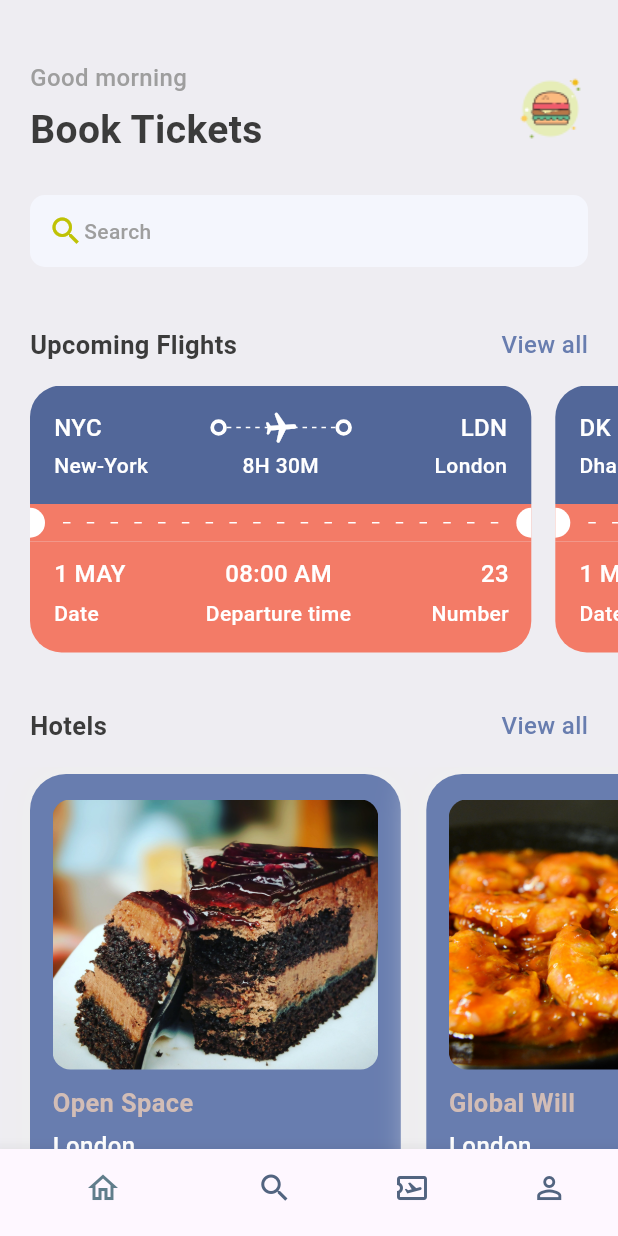
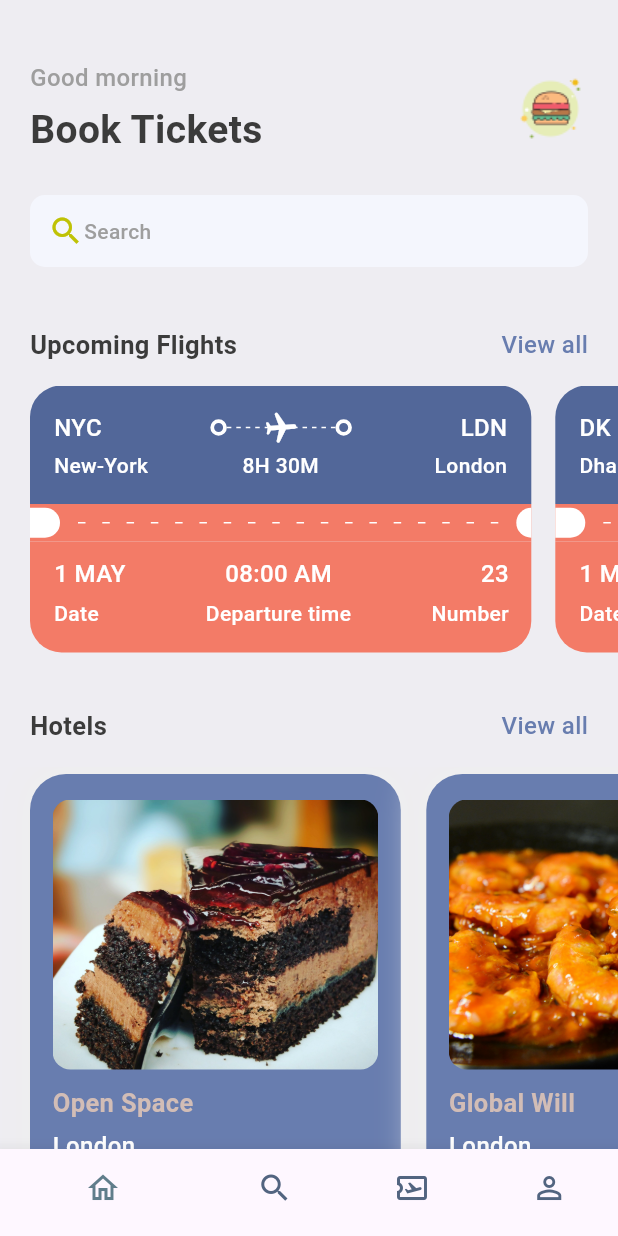
Before and after one commit to njiti/bookticket, a Flutter app: the screen it shows after launch, on a phone screen of 412 x 824 dp. Run offline on Flutter 3.47's test engine with Material 3 defaults, Android fonts, the phone set to English and light mode, and no system bars; our stand-ins replace gap, get.

Commit message:
error with dynamic dimensions for android and ios

```diff
--- a/lib/utils/app_layout.dart
+++ b/lib/utils/app_layout.dart
@@ -11,12 +11,12 @@ class AppLayout {
   static getScreenWidth() {
     return Get.width;
   }
-  static getHeight(double pixels){
-    double x = getScreenHeight()/pixels;
-    return  getScreenHeight()/x;
-  }
-  static getWidth(double pixels){
-    double x = getScreenWidth()/pixels;
-    return  getScreenWidth()/x;
-  }
+  // static getHeight(double pixels){
+  //   double x = getScreenHeight()/pixels; //844/200=>4.22
+  //   return  getScreenHeight()/x;
+  // }
+  // static getWidth(double pixels){
+  //   double x = getScreenWidth()/pixels;
+  //   return  getScreenWidth()/x;
+  // }
 }
--- a/lib/widgets/ticket_view.dart
+++ b/lib/widgets/ticket_view.dart
@@ -14,9 +14,9 @@ class TicketView extends StatelessWidget {
     final size = AppLayout.getSize(context);
     return SizedBox(
       width: size.width*0.85,
-      height: AppLayout.getHeight(200),
+      height: 200,
       child: Container(
-        margin: EdgeInsets.only(right: AppLayout.getHeight(16)),
+        margin: EdgeInsets.only(right: 16),
         child: Column(
           mainAxisSize: MainAxisSize.min,
           children: [
@@ -24,11 +24,12 @@ class TicketView extends StatelessWidget {
               showing the blue part of the card/ticket
              */
             Container(
-              decoration: const BoxDecoration(
+              decoration: BoxDecoration(
                   color: Color(0xFF526799),
-                  borderRadius: BorderRadius.only(topLeft: Radius.circular(21), topRight: Radius.circular(21)),
+                  borderRadius: BorderRadius.only(topLeft: Radius.circular(21),
+                    topRight: Radius.circular(21)),
               ),
-              padding: const EdgeInsets.all(16),
+              padding: EdgeInsets.all(16),
               child: Column(
                 children: [
                   Row(
@@ -90,9 +91,9 @@ class TicketView extends StatelessWidget {
               color:Styles.orangeColor,
               child: Row(
                 children: [
-                  const SizedBox(
+                  SizedBox(
                     height: 20,
-                    width: 10,
+                    width: 20,
                     child: DecoratedBox(
                       decoration: BoxDecoration(
                         color: Colors.white,
```
